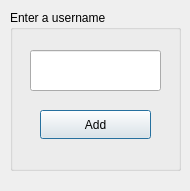
This is newchatusername.ui in sanazshokrzadeh/Messanger_throw_10 as Qt 5 draws it before an edit. The edited form follows.
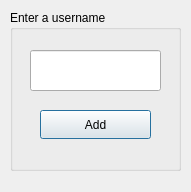
This is the edited form.

Patch:
```diff
--- a/newchatusername.ui
+++ b/newchatusername.ui
@@ -6,8 +6,8 @@
    <rect>
     <x>0</x>
     <y>0</y>
-    <width>190</width>
-    <height>191</height>
+    <width>191</width>
+    <height>192</height>
    </rect>
   </property>
   <property name="windowTitle">
```
